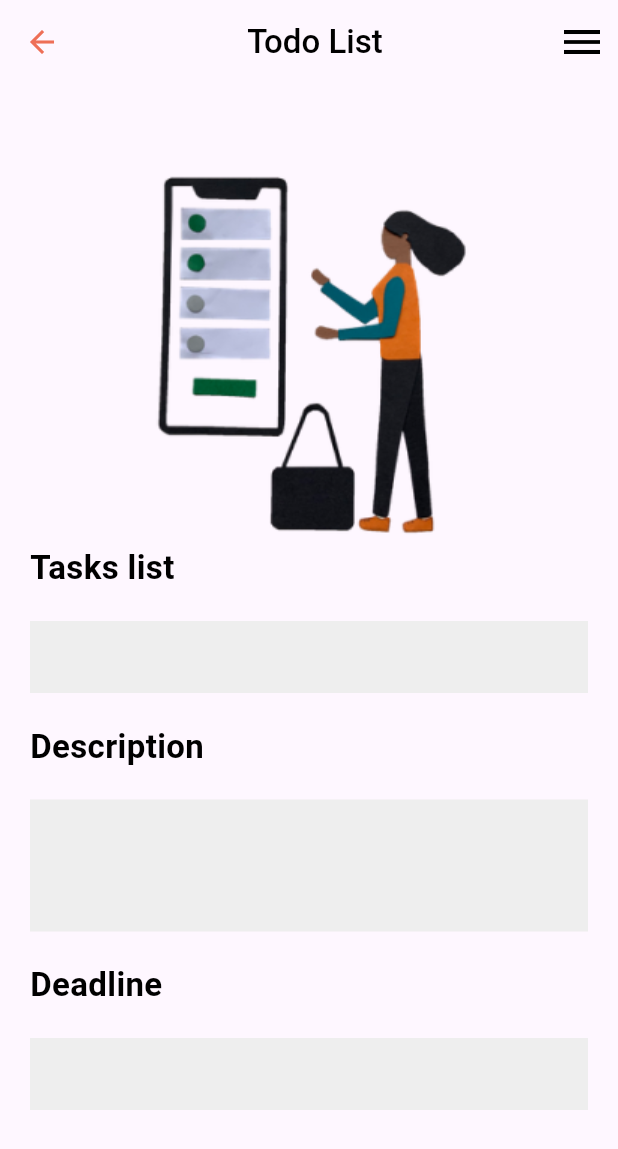
After one commit to Abelabebe313/2023-project-phase-mobile-tasks, a Flutter app: the TaskDetail screen opened by its route, on a phone screen of 412 x 824 dp. The commit adds this screen. Shown: the top 1149 px of the screen. Run offline on Flutter 3.47's test engine with Material 2 defaults, Android fonts, the light colour scheme and no system bars; our stand-ins replace hexcolor.

Commit message:
added task detail

```diff
--- a/on-boarding/tasks/to do app/lib/main.dart
+++ b/on-boarding/tasks/to do app/lib/main.dart
@@ -1,4 +1,5 @@
 import 'package:flutter/material.dart';
+import 'package:to_do_app/screen/TaskDetail.dart';
 import 'package:to_do_app/screen/createTask.dart';
 import 'package:to_do_app/screen/home.dart';
 import 'package:to_do_app/screen/starter.dart';
@@ -22,7 +23,8 @@ class MyApp extends StatelessWidget {
       ),
       routes: {
         '/home': (context) => Home(),
-        '/create': (context) => CreateTask()
+        '/create': (context) => CreateTask(),
+        '/detail': (context) => TaskDetail(),
       },
       home: Starter(),
     );
--- /dev/null
+++ b/on-boarding/tasks/to do app/lib/screen/TaskDetail.dart
@@ -0,0 +1,120 @@
+import 'package:flutter/material.dart';
+import 'package:hexcolor/hexcolor.dart';
+
+class TaskDetail extends StatefulWidget {
+  const TaskDetail({Key? key}) : super(key: key);
+
+  @override
+  State<TaskDetail> createState() => _TaskDetailState();
+}
+
+class _TaskDetailState extends State<TaskDetail> {
+  @override
+  Widget build(BuildContext context) {
+    return Scaffold(
+      appBar: AppBar(
+        backgroundColor: Colors.transparent,
+        foregroundColor: HexColor('#EE6F57'),
+        elevation: 0,
+        title: Center(
+          child: Text('Todo List',
+            style: TextStyle(
+                color: Colors.black,
+                fontWeight: FontWeight.w500),
+          ),
+        ),
+        actions: [
+          IconButton(
+            icon: Icon(Icons.menu,
+              color: Colors.black,
+              size: 32,
+            ),
+            onPressed:(){},
+          ),
+        ],
+      ),
+      body: Column(
+        crossAxisAlignment: CrossAxisAlignment.start,
+        children: [
+          Center(
+            child: Image.asset('assets/images/shopping-list 1.png'),
+          ),
+          Padding(
+            padding: const EdgeInsets.fromLTRB(20,0,0,0),
+            child: Text('Tasks list',
+                style: TextStyle(
+                  fontSize: 22,
+                  color: Colors.black,
+                  fontWeight: FontWeight.bold,
+                )
+            ),
+          ),
+          Container(
+            padding: EdgeInsets.all(20),
+            child: Container(
+                padding: EdgeInsets.symmetric(horizontal: 16),
+                decoration: BoxDecoration(
+                  color: Colors.grey[200],
+                ),
+                child: TextField(
+                  decoration: InputDecoration(
+                    border: InputBorder.none,
+                  ),
+                ),
+            ),
+          ),
+          Padding(
+            padding: const EdgeInsets.fromLTRB(20,0,0,0),
+            child: Text('Description',
+                style: TextStyle(
+                  fontSize: 22,
+                  color: Colors.black,
+                  fontWeight: FontWeight.bold,
+                )
+            ),
+          ),
+          Container(
+            padding: EdgeInsets.all(20),
+            child: Container(
+              padding: EdgeInsets.symmetric(horizontal: 16),
+              decoration: BoxDecoration(
+                color: Colors.grey[200],
+              ),
+              child: TextField(
+                maxLines: 3,
+                decoration: InputDecoration(
+                  border: InputBorder.none,
+
+                ),
+              ),
+            ),
+          ),
+          Padding(
+            padding: const EdgeInsets.fromLTRB(20,0,0,0),
+            child: Text('Deadline',
+                style: TextStyle(
+                  fontSize: 22,
+                  color: Colors.black,
+                  fontWeight: FontWeight.bold,
+                )
+            ),
+          ),
+          Container(
+            padding: EdgeInsets.all(20),
+            child: Container(
+              padding: EdgeInsets.symmetric(horizontal: 16),
+              decoration: BoxDecoration(
+                color: Colors.grey[200],
+              ),
+              child: TextField(
+                decoration: InputDecoration(
+                  border: InputBorder.none,
+                ),
+              ),
+            ),
+          ),
+        ],
+      ),
+    );
+  }
+}
--- a/on-boarding/tasks/to do app/lib/screen/home.dart
+++ b/on-boarding/tasks/to do app/lib/screen/home.dart
@@ -56,6 +56,9 @@ class _HomeState extends State<Home> {
                   Card(
                     color: Colors.red,
                     child: ListTile(
+                      onTap: (){
+                        Navigator.of(context).pushNamed('/detail');
+                      },
                       leading: Icon(Icons.task,color: Colors.white,),
                       title: Text('UI/UX App',style: TextStyle(color: Colors.white),),
                       subtitle: Text('Design',style: TextStyle(color: Colors.white),),
```
Also changed, not shown: on-boarding/tasks/to do app/assets/images/shopping-list 1.png (added), 15 other files.
